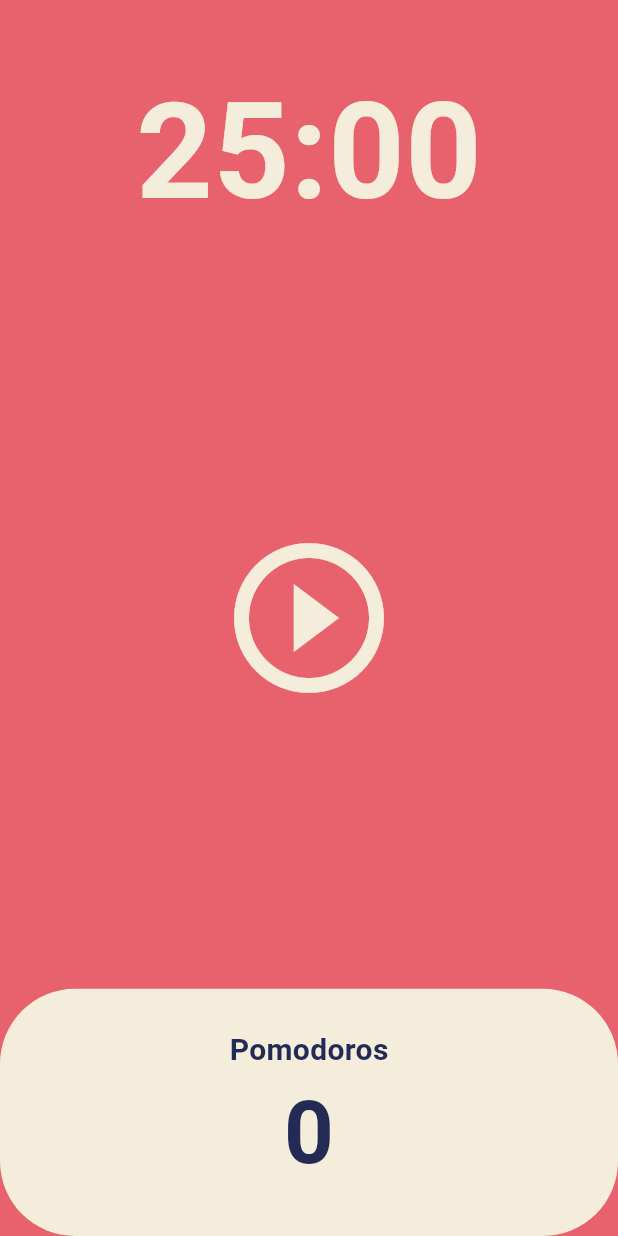
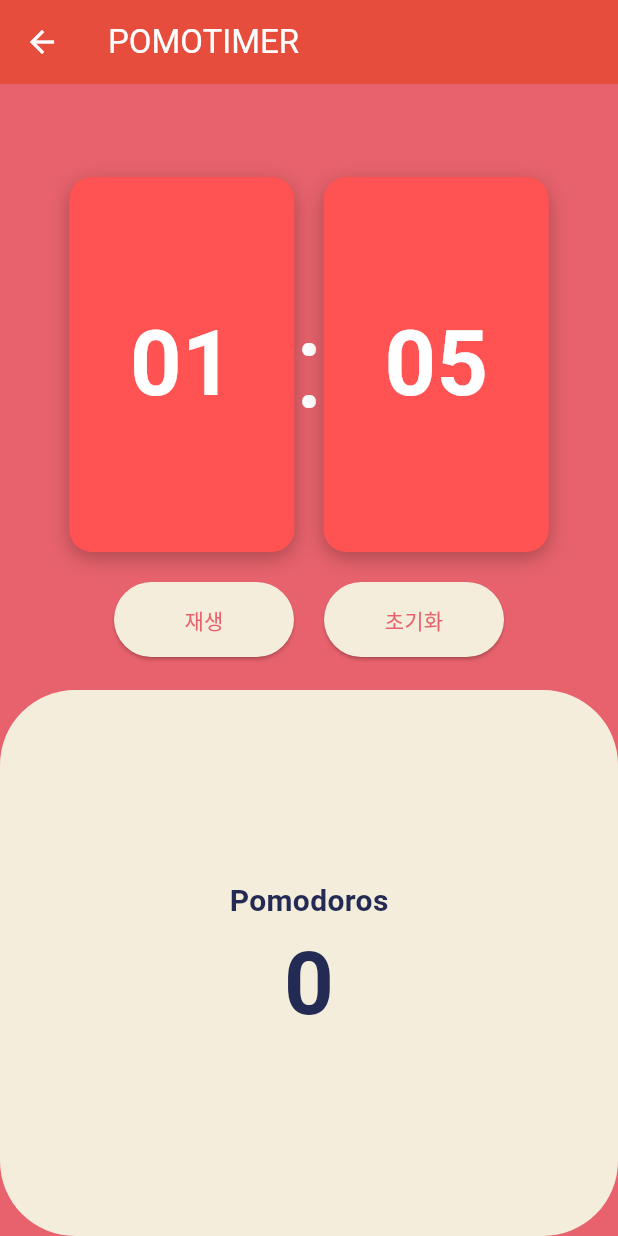
Before and after one commit to zerosial/Flutter_Dictionary, a Flutter app: the PomodoroScreen screen opened directly, on a phone screen of 412 x 824 dp. Run offline on Flutter 3.47's test engine with Material 3 defaults, Android fonts, the phone set to English and light mode, and no system bars.

Commit message:
feat: 새로운 버튼, 버튼애니메이션, 버튼동작 추가

```diff
--- a/flutterzero/lib/main.dart
+++ b/flutterzero/lib/main.dart
@@ -1,6 +1,7 @@
 import 'package:flutter/material.dart';
 import 'package:flutterzero/scheme/color_scheme.dart';
 import 'package:flutterzero/screens/home_screen.dart';
+import 'package:flutterzero/screens/pomodoro_screen.dart';
 
 void main() {
   runApp(const MyApp());
@@ -15,7 +16,7 @@ class MyApp extends StatelessWidget {
       theme: ThemeData(
         colorScheme: colorScheme,
       ),
-      home: const HomeScreen(),
+      home: const PomodoroScreen(),
     );
   }
 }
--- a/flutterzero/lib/screens/pomodoro_screen.dart
+++ b/flutterzero/lib/screens/pomodoro_screen.dart
@@ -1,5 +1,6 @@
 import 'dart:async';
 import 'package:flutter/material.dart';
+import 'package:flutterzero/widget/slide_card_widget.dart';
 
 class PomodoroScreen extends StatefulWidget {
   const PomodoroScreen({super.key});
@@ -9,7 +10,7 @@ class PomodoroScreen extends StatefulWidget {
 }
 
 class _PomodoroScreenState extends State<PomodoroScreen> {
-  static const twentyFiveMinutes = 1500;
+  static const twentyFiveMinutes = 10;
   int totalSeconds = twentyFiveMinutes;
   bool isRunning = false;
   int totalPomodoros = 0;
@@ -56,33 +57,32 @@ class _PomodoroScreenState extends State<PomodoroScreen> {
   Widget build(BuildContext context) {
     return Scaffold(
       backgroundColor: Theme.of(context).colorScheme.primary,
+      appBar: AppBar(
+        backgroundColor: const Color(0xFFE64D3D),
+        iconTheme: const IconThemeData(
+          color: Colors.white,
+        ),
+        title: const Text(
+          'POMOTIMER',
+          style: TextStyle(
+            color: Colors.white,
+          ),
+        ),
+      ),
       body: Column(
         children: [
-          Flexible(
-            flex: 1,
-            child: Container(
-              alignment: Alignment.bottomCenter,
-              child: Text(
-                format(totalSeconds),
-                style: TextStyle(
-                  color: Theme.of(context).cardColor,
-                  fontSize: 89,
-                  fontWeight: FontWeight.w600,
-                ),
-              ),
-            ),
+          const SizedBox(
+            height: 40,
           ),
           Flexible(
-            flex: 3,
-            child: Center(
-              child: IconButton(
-                iconSize: 120,
-                color: Theme.of(context).cardColor,
-                onPressed: isRunning ? onPausePressed : onStartPressed,
-                icon: Icon(isRunning
-                    ? Icons.pause_circle_outline
-                    : Icons.play_circle_outline),
-              ),
+            child: SlideCardWidget(
+              initialCount: 65,
+              cardColor: Colors.redAccent,
+              width: 150,
+              height: 250,
+              onCounterChange: (count) {
+                print('Counter is now: $count');
+              },
             ),
           ),
           Flexible(
--- /dev/null
+++ b/flutterzero/lib/widget/slide_card_widget.dart
@@ -0,0 +1,232 @@
+import 'dart:async';
+import 'package:flutter/material.dart';
+
+class SlideCardWidget extends StatefulWidget {
+  final int initialCount; // 총 카운트 (초 단위)
+  final Color cardColor;
+  final double width;
+  final double height;
+  final Function(int) onCounterChange;
+
+  const SlideCardWidget({
+    super.key,
+    this.initialCount = 600, // 예: 10분 = 600초
+    this.cardColor = Colors.blueAccent,
+    this.width = 200,
+    this.height = 300,
+    required this.onCounterChange,
+  });
+
+  @override
+  _SlideCardWidgetState createState() => _SlideCardWidgetState();
+}
+
+class _SlideCardWidgetState extends State<SlideCardWidget> {
+  late int counter;
+  bool isSlidingSeconds = false; // 초 카드 슬라이드 여부
+  bool isSlidingMinutes = false; // 분 카드 슬라이드 여부
+  bool isPaused = true; // 일시정지 여부
+  late Timer timer;
+
+  @override
+  void initState() {
+    super.initState();
+    counter = widget.initialCount;
+    startSliding();
+  }
+
+  @override
+  void dispose() {
+    timer.cancel();
+    super.dispose();
+  }
+
+  void startSliding() {
+    timer = Timer.periodic(const Duration(seconds: 1), (timer) {
+      if (!isPaused) {
+        setState(() {
+          if (counter > 0) {
+            isSlidingSeconds = true; // 초 카드 슬라이드를 시작
+            widget.onCounterChange(counter);
+          } else {
+            timer.cancel();
+          }
+
+          if (counter % 60 == 0 && counter != 0) {
+            isSlidingMinutes = true; // 분 카드 슬라이드를 시작 (초가 0일 때)
+          }
+        });
+
+        // 애니메이션이 끝난 후 다시 카드 위치와 투명도를 초기화
+        Future.delayed(const Duration(milliseconds: 500), () {
+          setState(() {
+            isSlidingSeconds = false; // 초 카드 슬라이드 종료
+            if (isSlidingMinutes) {
+              isSlidingMinutes = false; // 분 카드 슬라이드 종료
+            }
+
+            if (counter > 0) {
+              counter--;
+            }
+          });
+        });
+      }
+    });
+  }
+
+  void pauseTimer() {
+    setState(() {
+      isPaused = true;
+    });
+  }
+
+  void resumeTimer() {
+    setState(() {
+      isPaused = false;
+    });
+  }
+
+  void resetTimer() {
+    setState(() {
+      counter = widget.initialCount;
+    });
+  }
+
+  String getMinutes() {
+    int minutes = (counter ~/ 60); // 분 계산
+    return minutes.toString().padLeft(2, '0'); // 2자리로 패딩
+  }
+
+  String getSeconds() {
+    int seconds = counter % 60; // 초 계산
+    return seconds.toString().padLeft(2, '0'); // 2자리로 패딩
+  }
+
+  @override
+  Widget build(BuildContext context) {
+    return Column(
+      mainAxisAlignment: MainAxisAlignment.center,
+      children: [
+        // 카드 슬라이드 표시
+        Row(
+          mainAxisAlignment: MainAxisAlignment.center,
+          children: [
+            // 왼쪽 분 카드
+            Stack(
+              children: [
+                AnimatedSlide(
+                  offset: isSlidingMinutes
+                      ? const Offset(-1.5, 0)
+                      : Offset.zero, // 왼쪽으로 이동
+                  duration: isSlidingMinutes
+                      ? const Duration(milliseconds: 500)
+                      : const Duration(milliseconds: 0),
+                  child: AnimatedOpacity(
+                    opacity: isSlidingMinutes ? 0.0 : 1.0, // 사라지면서 투명도 조절
+                    duration: const Duration(milliseconds: 500),
+                    child: Container(
+                      width: widget.width,
+                      height: widget.height,
+                      decoration: BoxDecoration(
+                        color: widget.cardColor,
+                        borderRadius: BorderRadius.circular(15),
+                        boxShadow: const [
+                          BoxShadow(
+                            color: Colors.black26,
+                            offset: Offset(0, 4),
+                            blurRadius: 10,
+                          ),
+                        ],
+                      ),
+                      child: Center(
+                        child: Text(
+                          getMinutes(), // 분 형식으로 출력
+                          style: const TextStyle(
+                            fontSize: 60,
+                            color: Colors.white,
+                            fontWeight: FontWeight.bold,
+                          ),
+                        ),
+                      ),
+                    ),
+                  ),
+                ),
+              ],
+            ),
+            const Text(
+              ":",
+              style: TextStyle(
+                color: Colors.white,
+                fontSize: 80,
+              ),
+            ),
+            // 오른쪽 초 카드
+            Stack(
+              children: [
+                AnimatedSlide(
+                  offset: isSlidingSeconds
+                      ? const Offset(1.5, 0)
+                      : Offset.zero, // 오른쪽으로 이동
+                  duration: isSlidingSeconds
+                      ? const Duration(milliseconds: 500)
+                      : const Duration(milliseconds: 0),
+                  child: AnimatedOpacity(
+                    opacity: isSlidingSeconds ? 0.0 : 1.0, // 사라지면서 투명도 조절
+                    duration: const Duration(milliseconds: 500),
+                    child: Container(
+                      width: widget.width,
+                      height: widget.height,
+                      decoration: BoxDecoration(
+                        color: widget.cardColor,
+                        borderRadius: BorderRadius.circular(15),
+                        boxShadow: const [
+                          BoxShadow(
+                            color: Colors.black26,
+                            offset: Offset(0, 4),
+                            blurRadius: 10,
+                          ),
+                        ],
+                      ),
+                      child: Center(
+                        child: Text(
+                          getSeconds(), // 초 형식으로 출력
+                          style: const TextStyle(
+                            fontSize: 60,
+                            color: Colors.white,
+                            fontWeight: FontWeight.bold,
+                          ),
+                        ),
+                      ),
+                    ),
+                  ),
+                ),
+              ],
+            ),
+          ],
+        ),
+        const SizedBox(height: 20),
+        // 버튼들
+        Row(
+          mainAxisAlignment: MainAxisAlignment.center,
+          children: [
+            ElevatedButton(
+              onPressed: isPaused ? resumeTimer : pauseTimer,
+              style: ElevatedButton.styleFrom(
+                fixedSize: const Size(120, 50),
+              ),
+              child: Text(isPaused ? '재생' : '일시정지'),
+            ),
+            const SizedBox(width: 20),
+            ElevatedButton(
+              onPressed: isPaused ? resetTimer : null,
+              style: ElevatedButton.styleFrom(
+                fixedSize: const Size(120, 50),
+              ),
+              child: const Text('초기화'),
+            ),
+          ],
+        ),
+      ],
+    );
+  }
+}
```
